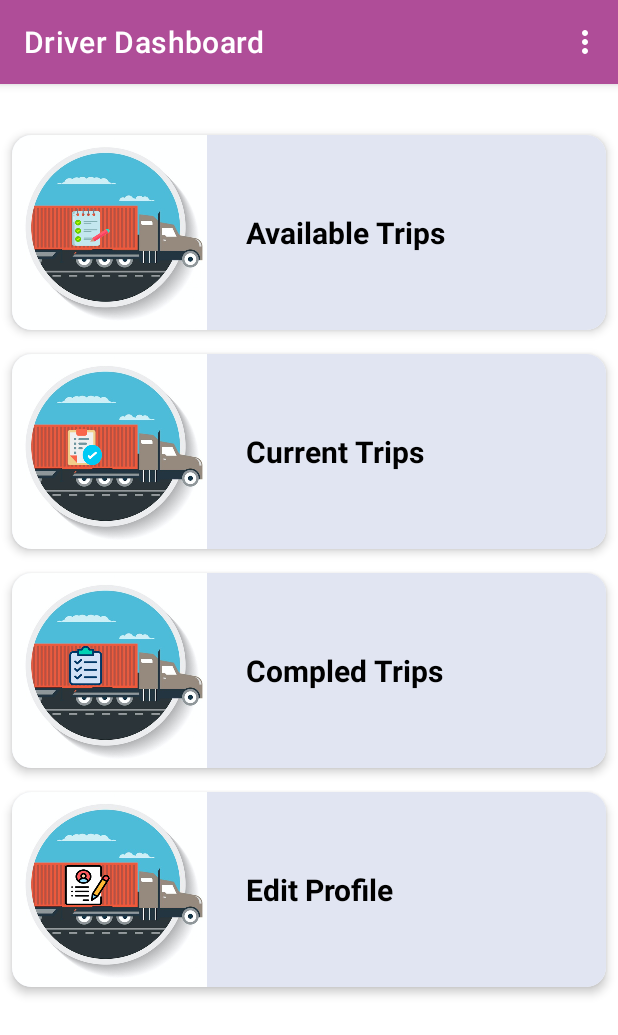
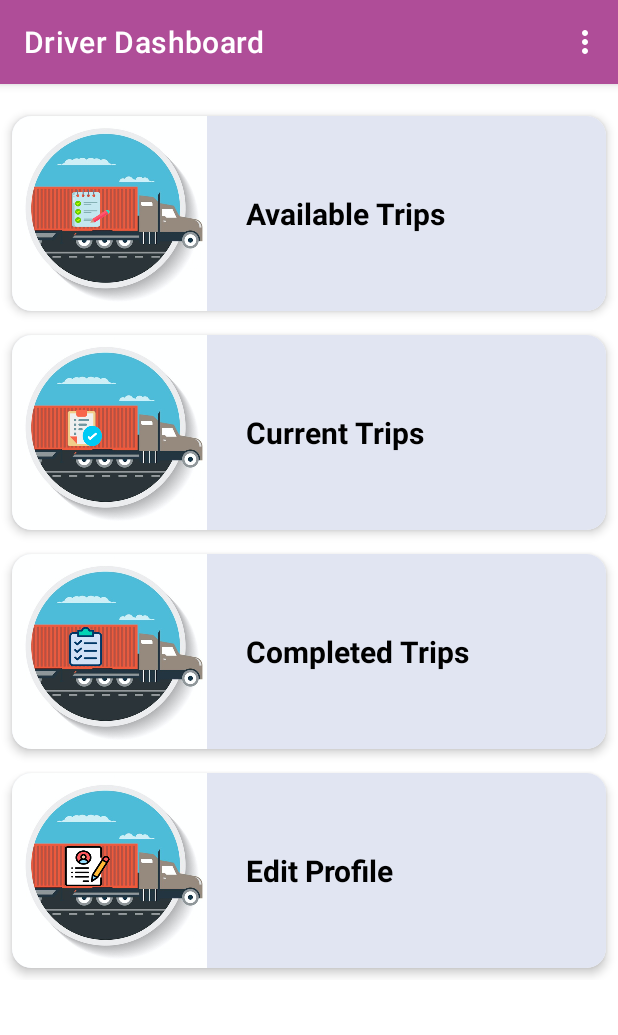
Before and after one commit to vrajeshhb/LogisticsCompanyApp_MAD319_team03, an Android app: the DriversDashboardActivity screen opened directly, with no data from a screen before it, on a phone screen of 412 x 824 dp. Shown: the top 1035 px of the screen. Run offline under Robolectric (Android 15) with nearby library versions, the phone set to English and light mode, and no system bars; our stand-ins replace sdp/ssp sizes.

Commit message:
Add files via upload

```diff
--- a/LogisticsCompany/LogisticsCompany/app/src/main/res/layout/activity_driver_login.xml
+++ b/LogisticsCompany/LogisticsCompany/app/src/main/res/layout/activity_driver_login.xml
@@ -99,7 +99,7 @@
 
 
             <TextView
-                android:id="@+id/progress"
+                android:id="@+id/tvForgotPassword"
                 android:layout_width="wrap_content"
                 android:layout_height="wrap_content"
                 android:layout_marginTop="8dp"
@@ -120,7 +120,7 @@
                 android:background="@drawable/button_design"
                 app:layout_constraintEnd_toEndOf="parent"
                 app:layout_constraintStart_toStartOf="parent"
-                app:layout_constraintTop_toBottomOf="@+id/progress" />
+                app:layout_constraintTop_toBottomOf="@+id/tvForgotPassword" />
 
             <TextView
                 android:id="@+id/signUpText"
--- a/LogisticsCompany/LogisticsCompany/app/src/main/res/layout/activity_drivers_dashboard.xml
+++ b/LogisticsCompany/LogisticsCompany/app/src/main/res/layout/activity_drivers_dashboard.xml
@@ -1,8 +1,12 @@
 <?xml version="1.0" encoding="utf-8"?>
+<ScrollView
+    android:layout_width="match_parent"
+    android:layout_height="match_parent"
+    xmlns:android="http://schemas.android.com/apk/res/android">
     <RelativeLayout
         android:layout_width="match_parent"
         android:layout_height="match_parent"
-    android:layout_marginTop="@dimen/_20sdp"
+        android:layout_marginTop="@dimen/_10ssp"
         xmlns:app="http://schemas.android.com/apk/res-auto"
         xmlns:android="http://schemas.android.com/apk/res/android">
 
@@ -123,7 +127,54 @@
                 <TextView
                     android:layout_width="wrap_content"
                     android:layout_height="wrap_content"
-                android:text="Compled Trips"
+                    android:text="Completed Trips"
+                    android:textColor="#000"
+                    android:layout_marginLeft="@dimen/_20sdp"
+                    android:layout_gravity="center"
+                    android:layout_marginTop="20dp"
+                    android:layout_marginBottom="20dp"
+                    android:textSize="20sp"
+                    android:textStyle="bold" />
+
+
+            </LinearLayout>
+
+
+        </androidx.cardview.widget.CardView>
+
+
+
+        <androidx.cardview.widget.CardView
+            android:visibility="gone"
+            android:id="@+id/cdMyRequests"
+            android:layout_below="@+id/cdCompletedTrips"
+            android:layout_width="match_parent"
+            android:layout_height="wrap_content"
+            app:cardElevation="@dimen/_3sdp"
+            app:cardCornerRadius="@dimen/_10sdp"
+            android:layout_margin="@dimen/_6sdp"
+            app:cardBackgroundColor="#fff"
+            app:cardMaxElevation="12dp"
+            android:background="@color/whiteCardColor">
+
+
+            <LinearLayout
+                android:orientation="horizontal"
+                android:layout_width="match_parent"
+                android:layout_height="wrap_content"
+                android:background="@color/whiteCardColor">
+
+                <ImageView
+                    android:layout_width="@dimen/_100sdp"
+                    android:layout_height="@dimen/_100sdp"
+                    android:scaleType="fitXY"
+                    android:layout_gravity="center"
+                    android:src="@drawable/comptrip" />
+
+                <TextView
+                    android:layout_width="wrap_content"
+                    android:layout_height="wrap_content"
+                    android:text="My Requests"
                     android:textColor="#000"
                     android:layout_marginLeft="@dimen/_20sdp"
                     android:layout_gravity="center"
@@ -142,7 +193,7 @@
 
         <androidx.cardview.widget.CardView
             android:id="@+id/editprofile"
-        android:layout_below="@+id/cdCompletedTrips"
+            android:layout_below="@+id/cdMyRequests"
             android:layout_width="match_parent"
             android:layout_height="wrap_content"
             app:cardElevation="@dimen/_3sdp"
@@ -186,3 +237,4 @@
 
 
     </RelativeLayout>
+</ScrollView>
```
Lines whose indentation alone changed are shown as unchanged.
